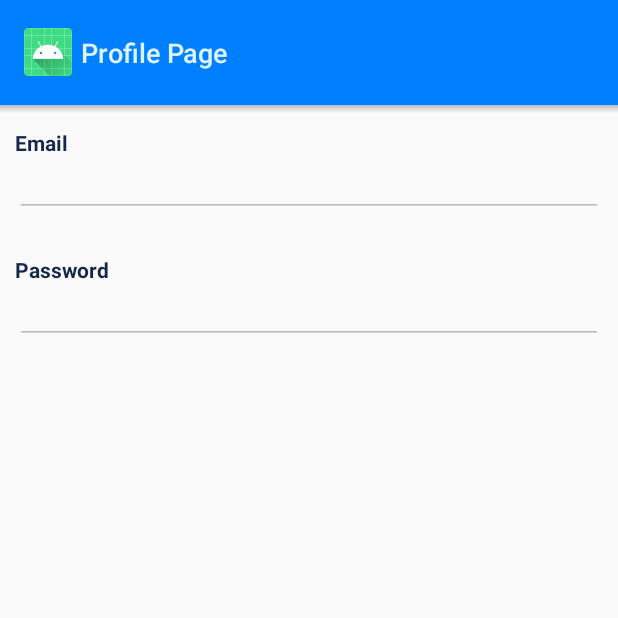
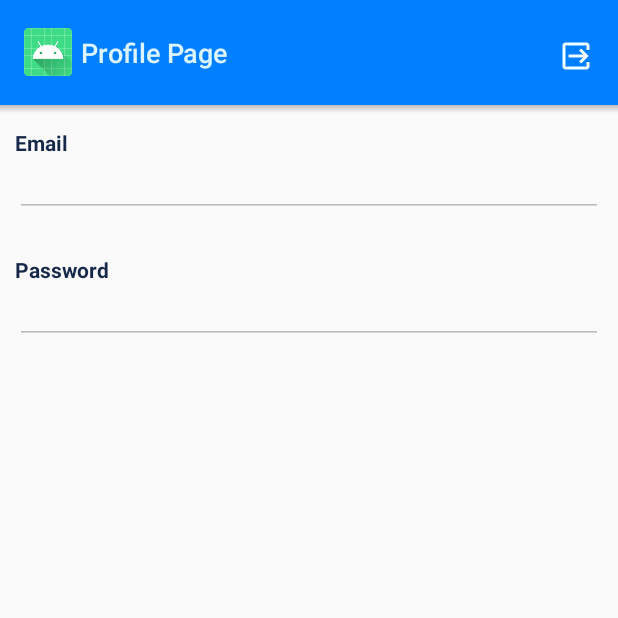
Before and after one commit to satriyoaji/ToDoListMVP, an Android app: the screen it shows after launch (ProfileActivity), after a tap on "LOGIN", on a phone screen of 412 x 824 dp, the top half of it. Run offline under Robolectric (Android 15) with nearby library versions, the phone set to English and light mode, and no system bars.

Commit message:
add functional for backToLogin

```diff
--- a/app/src/main/java/pens/lab/app/belajaractivity/modul/login/LoginContract.java
+++ b/app/src/main/java/pens/lab/app/belajaractivity/modul/login/LoginContract.java
@@ -3,9 +3,6 @@ package pens.lab.app.belajaractivity.modul.login;
 import pens.lab.app.belajaractivity.base.BasePresenter;
 import pens.lab.app.belajaractivity.base.BaseView;
 
-/**
- * Created by fahrul on 13/03/19.
- */
 
 public interface LoginContract {
     interface View extends BaseView<Presenter> {
--- a/app/src/main/java/pens/lab/app/belajaractivity/modul/login/LoginFragment.java
+++ b/app/src/main/java/pens/lab/app/belajaractivity/modul/login/LoginFragment.java
@@ -15,10 +15,6 @@ import pens.lab.app.belajaractivity.R;
 import pens.lab.app.belajaractivity.base.BaseFragment;
 import pens.lab.app.belajaractivity.modul.profile.ProfileActivity;
 
-
-/**
- * Created by fahrul on 13/03/19.
- */
 
 public class LoginFragment extends BaseFragment<LoginActivity, LoginContract.Presenter> implements LoginContract.View {
 
@@ -49,7 +45,7 @@ public class LoginFragment extends BaseFragment<LoginActivity, LoginContract.Pre
             }
         });
 
-        setTitle("Login Page");
+        setTitle(getResources().getString(R.string.login_title));
 
         return fragmentView;
     }
--- a/app/src/main/java/pens/lab/app/belajaractivity/modul/profile/ProfileActivity.java
+++ b/app/src/main/java/pens/lab/app/belajaractivity/modul/profile/ProfileActivity.java
@@ -16,12 +16,18 @@ public class ProfileActivity extends BaseFragmentHolderActivity {
     protected void initializeFragment() {
         initializeView();
 
-        btBack.setVisibility(View.GONE);
+        btBack.setVisibility(View.VISIBLE);
         btOptionMenu.setVisibility(View.GONE);
 //        ivIcon.setImageResource(R.drawable.....);
         ivIcon.setVisibility(View.VISIBLE);
 
         profileFragment = new ProfileFragment();
+        btBack.setOnClickListener(new View.OnClickListener() {
+            @Override
+            public void onClick(View v) {
+                profileFragment.goBackToLogin();
+            }
+        });
         setCurrentFragment(profileFragment, false);
 
         Intent intent = getIntent();
--- a/app/src/main/java/pens/lab/app/belajaractivity/modul/profile/ProfileContract.java
+++ b/app/src/main/java/pens/lab/app/belajaractivity/modul/profile/ProfileContract.java
@@ -9,7 +9,9 @@ import pens.lab.app.belajaractivity.base.BaseView;
 
 public interface ProfileContract {
     interface View extends BaseView<Presenter> {
+        void goBackToLogin();
 
+        void setProfileAttribute(String email, String password);
     }
 
     interface Presenter extends BasePresenter {
--- a/app/src/main/java/pens/lab/app/belajaractivity/modul/profile/ProfileFragment.java
+++ b/app/src/main/java/pens/lab/app/belajaractivity/modul/profile/ProfileFragment.java
@@ -13,13 +13,14 @@ import android.widget.TextView;
 import androidx.annotation.Nullable;
 import pens.lab.app.belajaractivity.R;
 import pens.lab.app.belajaractivity.base.BaseFragment;
+import pens.lab.app.belajaractivity.modul.login.LoginActivity;
 import pens.lab.app.belajaractivity.modul.login.LoginFragment;
 
 
 public class ProfileFragment extends BaseFragment<ProfileActivity, ProfileContract.Presenter> implements ProfileContract.View {
 
-    EditText dataEmail, dataPassword;
-    TextView tvEmail, tvPassword;
+    private EditText dataEmail, dataPassword;
+    private TextView tvEmail, tvPassword;
     private String emailData, passwordData;
 
     public ProfileFragment() {
@@ -32,7 +33,7 @@ public class ProfileFragment extends BaseFragment<ProfileActivity, ProfileContra
         fragmentView = inflater.inflate(R.layout.fragment_profile, container, false);
         mPresenter = new ProfilePresenter(this);
         mPresenter.start();
-        setTitle("Profile Page");
+        setTitle(getResources().getString(R.string.profile_title));
 
         dataEmail = fragmentView.findViewById(R.id.data_email);
         dataPassword = fragmentView.findViewById(R.id.data_password);
@@ -45,18 +46,21 @@ public class ProfileFragment extends BaseFragment<ProfileActivity, ProfileContra
         return fragmentView;
     }
 
-    public void setProfileAttribute(String email, String password) {
-        this.emailData = email;
-        this.passwordData = password;
-    }
-
-    public void setBtLoginClick(){
-    }
-
     @Override
     public void setPresenter(ProfileContract.Presenter presenter) {
         mPresenter = presenter;
     }
 
+    @Override
+    public void goBackToLogin() {
+        Intent intent = new Intent(activity, LoginActivity.class);
+        startActivity(intent);
+        activity.finish();
+    }
 
+    @Override
+    public void setProfileAttribute(String email, String password) {
+        this.emailData = email;
+        this.passwordData = password;
+    }
 }
--- a/app/src/main/res/values/strings.xml
+++ b/app/src/main/res/values/strings.xml
@@ -3,4 +3,6 @@
     <string name="btn_login">Login</string>
     <string name="email_label">Email</string>
     <string name="password_label">Password</string>
+    <string name="profile_title">Profile Page</string>
+    <string name="login_title">Login Page</string>
 </resources>
```
Also changed, not shown: app/src/main/java/pens/lab/app/belajaractivity/modul/profile/ProfilePresenter.java (+3 -4 lines).
